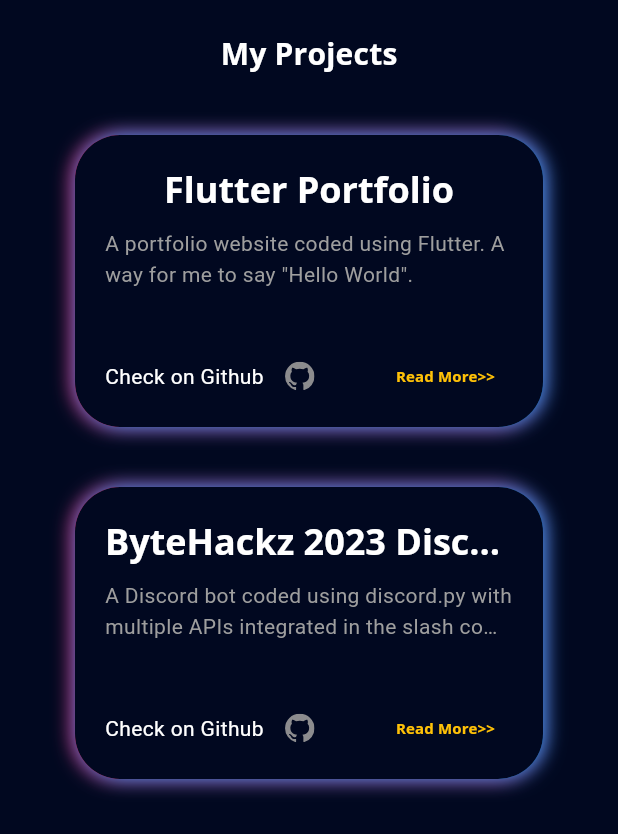
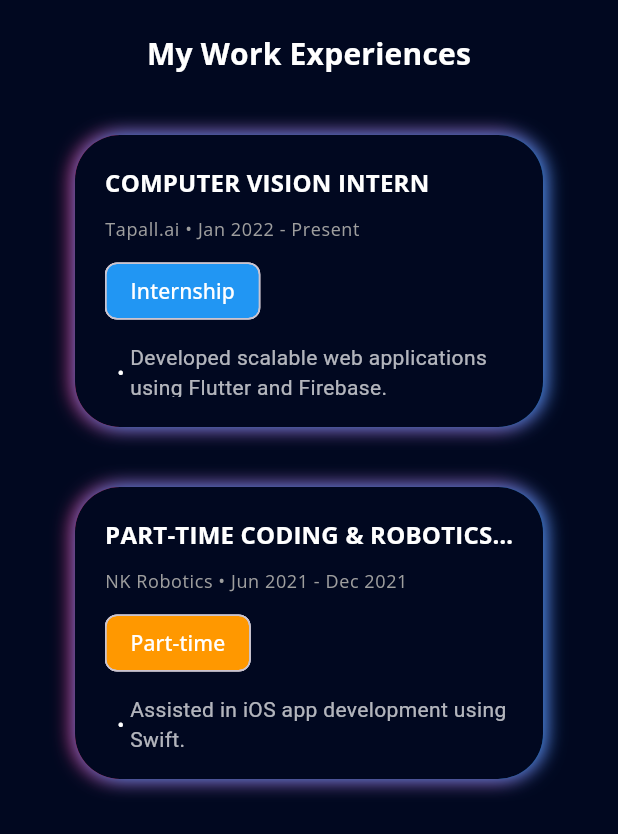
Before and after one commit to APandamonium1/flutter_portfolio, a Flutter app: the WorkPage screen opened directly, on a phone screen of 412 x 824 dp. Shown: the top 834 px of the screen. Run offline on Flutter 3.47's test engine with Material 3 defaults, Android fonts, the phone set to English and light mode, and no system bars; our stand-ins replace firebase_core, flutter_svg, font_awesome_flutter, get, google_fonts, photo_view; accounts and stored records are empty; statements that could not run were skipped.

Commit message:
Added work content & UI (#11)
* added work content

* work content finally displaying

* updated projects to show full description instead of ellipsis

```diff
--- a/lib/model/work_model.dart
+++ b/lib/model/work_model.dart
@@ -1,20 +1,62 @@
-class Project {
-  final String name;
-  final String description;
-  final String image;
-  final String link;
-  Project(this.name, this.description, this.image, this.link);
+/// Enum for different job types
+enum JobType { fullTime, partTime, internship }
+
+class WorkModel {
+  // Job role/title of the position
+  final String jobRole;
+  // Name of the organisation/company
+  final String organisationName;
+  // Date of the job duration (e.g., Jan 2022 - Present)
+  final String date;
+  // List of bullet points for responsibilities and achievements
+  final List<String> description;
+  // Type of job (Full-time, Part-time, Internship)
+  final JobType jobType;
+
+  /// Constructor for the WorkModel
+  WorkModel({
+    required this.jobRole,
+    required this.organisationName,
+    required this.date,
+    required this.description,
+    required this.jobType,
+  });
+
+  /// Getter to return properly formatted job type
+  String get formattedJobType {
+    switch (jobType) {
+      case JobType.fullTime:
+        return "Full-time";
+      case JobType.partTime:
+        return "Part-time";
+      case JobType.internship:
+        return "Internship";
+    }
+  }
 }
 
-List<Project> projectList = [
-  Project(
-      'Flutter Portfolio',
-      'A portfolio website coded using Flutter. A way for me to say "Hello World".',
-      'assets/images/player.png',
-      'https://github.com/APandamonium1/flutter_portfolio'),
-  Project(
-      'ByteHackz 2023 Discord Bot',
-      'A Discord bot coded using discord.py with multiple APIs integrated in the slash commands to create some fun and convenience during the cohort-wide hackathon hosted by my club (NP Overflow).',
-      'assets/images/bytehackz_slash.png',
-      'https://github.com/np-overflow/Bytehackz-Bot-2-2023'),
+/// Sample data for testing and demonstration purposes
+List<WorkModel> workList = [
+  WorkModel(
+    jobRole: 'Computer Vision Intern',
+    organisationName: 'Tapall.ai',
+    date: 'Jan 2022 - Present',
+    jobType: JobType.internship,
+    description: [
+      'Developed scalable web applications using Flutter and Firebase.',
+      'Maintained cloud infrastructure and ensured high availability.',
+      'Collaborated with cross-functional teams for product design and development.'
+    ],
+  ),
+  WorkModel(
+    jobRole: 'Part-Time Coding & Robotics Instructor',
+    organisationName: 'NK Robotics',
+    date: 'Jun 2021 - Dec 2021',
+    jobType: JobType.partTime,
+    description: [
+      'Assisted in iOS app development using Swift.',
+      'Conducted code reviews and improved application performance.',
+      'Worked closely with the design team to enhance user experience.'
+    ],
+  ),
 ];
--- a/lib/screens/projects/components/project_detail.dart
+++ b/lib/screens/projects/components/project_detail.dart
@@ -7,9 +7,9 @@ import 'package:flutter_portfolio/view_model/responsive.dart';
 class ProjectDetail extends StatelessWidget {
   final int index;
   const ProjectDetail({super.key, required this.index});
+
   @override
   Widget build(BuildContext context) {
-    var size = MediaQuery.sizeOf(context);
     return Column(
       crossAxisAlignment: CrossAxisAlignment.start,
       children: [
@@ -21,8 +21,6 @@ class ProjectDetail extends StatelessWidget {
                 .textTheme
                 .headlineSmall!
                 .copyWith(color: Colors.white, fontWeight: FontWeight.bold),
-            maxLines: 1,
-            overflow: TextOverflow.ellipsis,
           ),
         ),
         Responsive.isMobile(context)
@@ -32,21 +30,15 @@ class ProjectDetail extends StatelessWidget {
             : const SizedBox(
                 height: defaultPadding,
               ),
-        Text(
-          projectList[index].description,
-          style: const TextStyle(color: Colors.grey, height: 1.5),
-          maxLines: size.width > 700 && size.width < 750
-              ? 3
-              : size.width < 470
-                  ? 2
-                  : size.width > 600 && size.width < 700
-                      ? 6
-                      : size.width > 900 && size.width < 1060
-                          ? 6
-                          : 4,
-          overflow: TextOverflow.ellipsis,
+        // Scrollable Container for Description
+        Expanded(
+          child: SingleChildScrollView(
+            child: Text(
+              projectList[index].description,
+              style: const TextStyle(color: Colors.grey, height: 1.5),
+            ),
+          ),
         ),
-        const Spacer(),
         ProjectLinks(
           index: index,
         ),
--- /dev/null
+++ b/lib/screens/work/components/work_details.dart
@@ -0,0 +1,116 @@
+import 'package:flutter/cupertino.dart';
+import 'package:flutter/material.dart';
+import 'package:get/get.dart';
+import 'package:flutter_portfolio/model/work_model.dart';
+import 'package:flutter_portfolio/constant.dart';
+import 'package:flutter_portfolio/view_model/getx_controllers/work_controller.dart';
+
+class WorkDetail extends StatelessWidget {
+  final controller = Get.put(WorkController());
+  final int index;
+  WorkDetail({super.key, required this.index});
+
+  @override
+  Widget build(BuildContext context) {
+    return InkWell(
+        onHover: (value) {
+          controller.onHover(index, value);
+        },
+        onTap: () {},
+        borderRadius: BorderRadius.circular(30),
+        child: AnimatedContainer(
+          padding: const EdgeInsets.all(defaultPadding),
+          height: double.infinity,
+          width: double.infinity,
+          decoration: BoxDecoration(
+              borderRadius: BorderRadius.circular(30), color: bgColor),
+          duration: const Duration(milliseconds: 500),
+          child: SingleChildScrollView(
+              child: Column(
+                  crossAxisAlignment: CrossAxisAlignment.start,
+                  children: [
+                /// **Job Role**
+                Text(
+                  workList[index].jobRole.toUpperCase(),
+                  style: Theme.of(context).textTheme.titleMedium!.copyWith(
+                      color: Colors.white, fontWeight: FontWeight.bold),
+                  maxLines: 1,
+                  overflow: TextOverflow.ellipsis,
+                ),
+                const SizedBox(
+                  height: defaultPadding / 2,
+                ),
+
+                Row(
+                  mainAxisAlignment: MainAxisAlignment.spaceBetween,
+                  children: [
+                    /// **Organisation & Date**
+                    Text(
+                      "${workList[index].organisationName} • ${workList[index].date}",
+                      style: Theme.of(context).textTheme.bodySmall!.copyWith(
+                            color: Colors.grey,
+                          ),
+                    ),
+                  ],
+                ),
+                const SizedBox(
+                  height: defaultPadding / 2,
+                ),
+
+                /// **Job Type**
+                Chip(
+                  label: Text(
+                    // workList[index].jobType.name.capitalizeFirst ?? '',
+                    workList[index].formattedJobType,
+                    style: const TextStyle(color: Colors.white),
+                  ),
+                  backgroundColor: _getJobTypeColor(workList[index].jobType),
+                ),
+                const SizedBox(
+                  height: defaultPadding / 2,
+                ),
+
+                /// **Description (Bullet Points)**
+                Column(
+                  children: workList[index]
+                      .description
+                      .map((desc) => Padding(
+                            padding: const EdgeInsets.only(left: 8.0),
+                            child: Row(
+                              children: [
+                                const Text("• ",
+                                    style: TextStyle(color: Colors.white)),
+                                Expanded(
+                                  child: Text(
+                                    desc,
+                                    style: Theme.of(context)
+                                        .textTheme
+                                        .bodyMedium!
+                                        .copyWith(color: Colors.white70),
+                                    softWrap: true,
+                                  ),
+                                ),
+                              ],
+                            ),
+                          ))
+                      .toList(),
+                ),
+                const SizedBox(
+                  height: defaultPadding,
+                )
+              ])),
+        ));
+  }
+
+  /// Function to get color based on job type
+  Color _getJobTypeColor(JobType type) {
+    switch (type) {
+      case JobType.fullTime:
+        return Colors.green;
+      case JobType.partTime:
+        return Colors.orange;
+      case JobType.internship:
+        return Colors.blue;
+    }
+  }
+}
--- a/lib/screens/work/components/work_grid.dart
+++ b/lib/screens/work/components/work_grid.dart
@@ -1,22 +1,33 @@
 import 'package:flutter/material.dart';
-import 'package:flutter_portfolio/screens/projects/components/project_info.dart';
+import 'package:flutter_portfolio/screens/work/components/work_details.dart';
 import 'package:get/get.dart';
-import 'package:flutter_portfolio/model/project_model.dart';
+import 'package:flutter_portfolio/model/work_model.dart';
 import 'package:flutter_portfolio/constant.dart';
-import 'package:flutter_portfolio/view_model/getx_controllers/projects_controller.dart';
+import 'package:flutter_portfolio/view_model/getx_controllers/work_controller.dart';
 
-class ProjectGrid extends StatelessWidget {
+class WorkGrid extends StatelessWidget {
+  // The number of grid columns. Defaults to 2 for two grid items per row.
   final int crossAxisCount;
+  // The aspect ratio of the grid items. A value greater than 1.0 makes items
+  // longer (taller) vertically. Defaults to 2.0.
   final double ratio;
-  ProjectGrid({super.key, this.crossAxisCount = 3, this.ratio = 1.3});
-  final controller = Get.put(ProjectController());
+  // Create a ScrollController
+  final ScrollController scrollController = ScrollController();
+  // Constructor for the WorkGrid widget, with default values for grid
+  // columns (2) and ratio (2.0 for longer grids).
+  WorkGrid({super.key, this.crossAxisCount = 2, this.ratio = 1.3});
+  final controller = Get.put(WorkController());
+
   @override
   Widget build(BuildContext context) {
     return GridView.builder(
       padding: const EdgeInsets.symmetric(horizontal: 30),
-      itemCount: projectList.length,
+      itemCount: workList.length,
       gridDelegate: SliverGridDelegateWithFixedCrossAxisCount(
-          crossAxisCount: crossAxisCount, childAspectRatio: ratio),
+          // Set the number of columns in the grid to 2
+          crossAxisCount: crossAxisCount,
+          // Make the grid items taller by adjusting the aspect ratio
+          childAspectRatio: ratio),
       itemBuilder: (context, index) {
         return Obx(() => AnimatedContainer(
             duration: const Duration(milliseconds: 200),
@@ -40,7 +51,7 @@ class ProjectGrid extends StatelessWidget {
                     blurRadius: controller.hovers[index] ? 20 : 10,
                   ),
                 ]),
-            child: ProjectStack(index: index)));
+            child: WorkDetail(index: index)));
       },
     );
   }
--- a/lib/screens/work/work_page.dart
+++ b/lib/screens/work/work_page.dart
@@ -20,21 +20,21 @@ class WorkPage extends StatelessWidget {
             const SizedBox(
               height: defaultPadding,
             ),
-          const TitleText(prefix: 'My', title: 'Projects'),
+          const TitleText(prefix: 'My', title: 'Work Experiences'),
           const SizedBox(
             height: defaultPadding,
           ),
           Expanded(
               child: Responsive(
-                  desktop: ProjectGrid(
+                  desktop: WorkGrid(
                     crossAxisCount: 3,
                   ),
-                  extraLargeScreen: ProjectGrid(
+                  extraLargeScreen: WorkGrid(
                     crossAxisCount: 4,
                   ),
-                  largeMobile: ProjectGrid(crossAxisCount: 1, ratio: 1.8),
-                  mobile: ProjectGrid(crossAxisCount: 1, ratio: 1.5),
-                  tablet: ProjectGrid(
+                  largeMobile: WorkGrid(crossAxisCount: 1, ratio: 1.8),
+                  mobile: WorkGrid(crossAxisCount: 1, ratio: 1.5),
+                  tablet: WorkGrid(
                     ratio: 1.4,
                     crossAxisCount: 2,
                   )))
```
